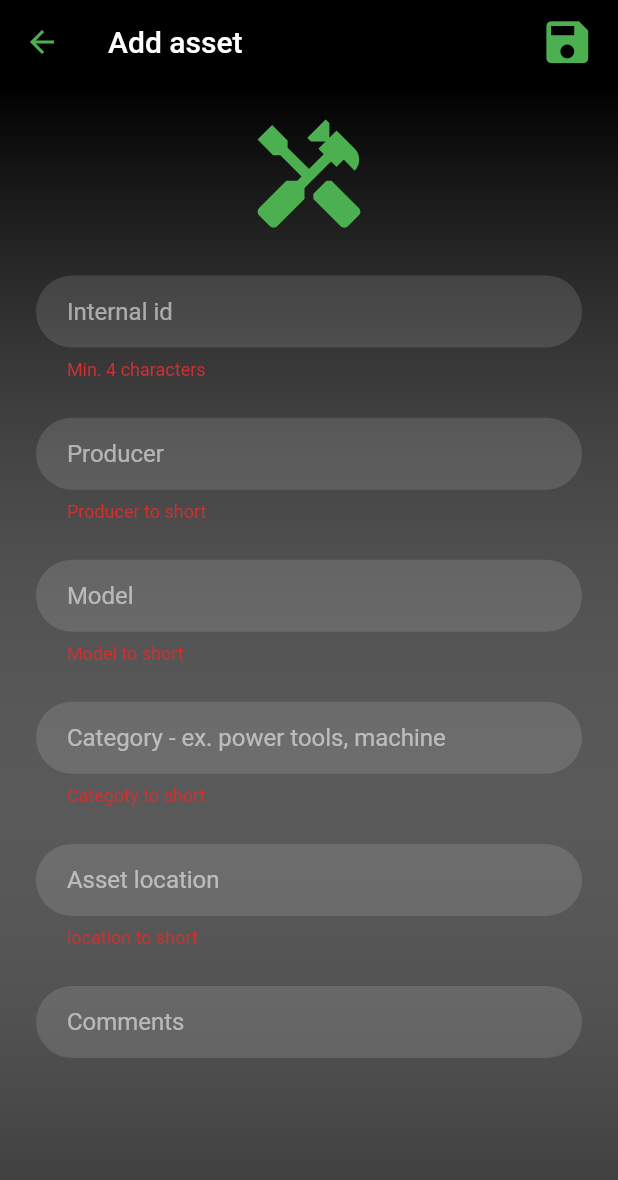
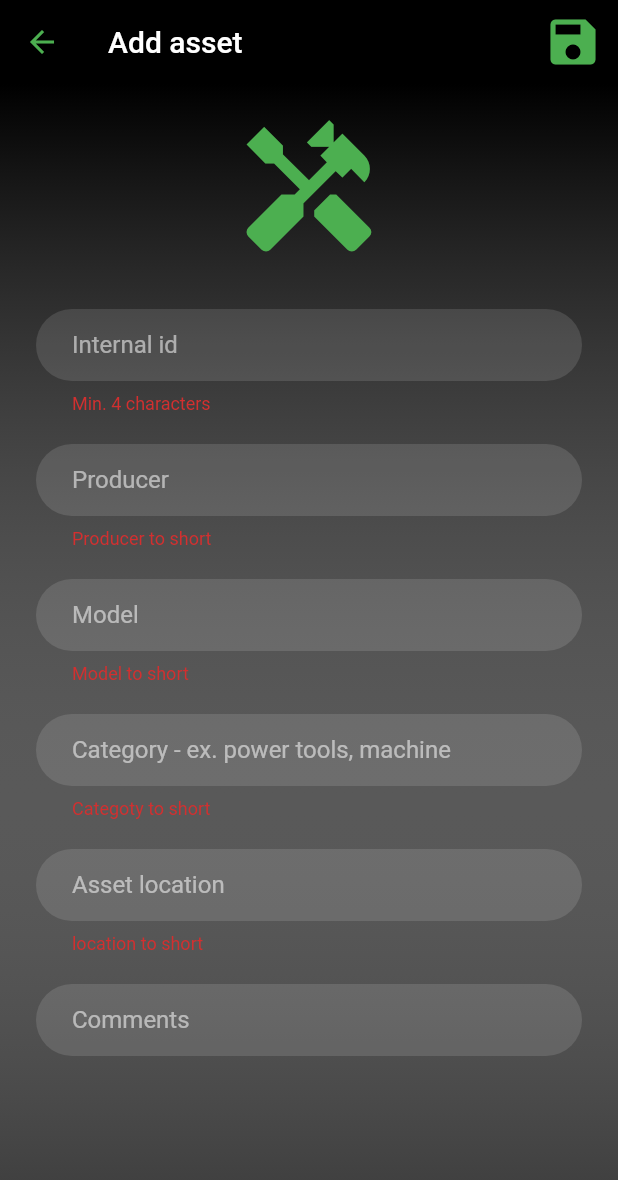
Before and after one commit to s17476/under_control_flutter, a Flutter app: the AddEquipmentScreen screen opened by its route, after a tap on the "save" icon, on a phone screen of 412 x 824 dp. Shown: the top 1180 px of the screen. Run offline on Flutter 3.47's test engine with Material 2 defaults, Android fonts, the phone set to English and light mode, and no system bars; our stand-ins replace cloud_firestore, firebase_auth, firebase_core, firebase_storage, fl_chart, image_picker and 1 more; missing offline and left inert: flutter_picker; accounts and stored records are empty.

Commit message:
ui responsivity of assets screens fixed

```diff
--- a/lib/screens/equipment/add_equipment_screen.dart
+++ b/lib/screens/equipment/add_equipment_screen.dart
@@ -1,8 +1,6 @@
 import 'package:flutter/material.dart';
 import 'package:provider/provider.dart';
-import 'package:under_control_flutter/helpers/date_calc.dart';
-import 'package:under_control_flutter/helpers/size_config.dart';
-import 'package:intl/intl.dart';
+import 'package:under_control_flutter/helpers/responsive_size.dart';
 import 'package:under_control_flutter/models/item.dart';
 import 'package:under_control_flutter/providers/item_provider.dart';
 import 'package:under_control_flutter/screens/inspection/add_inspection_screen.dart';
@@ -17,13 +15,11 @@ class AddEquipmentScreen extends StatefulWidget {
 }
 
 class _AddEquipmentScreenState extends State<AddEquipmentScreen>
-    with SingleTickerProviderStateMixin {
+    with SingleTickerProviderStateMixin, ResponsiveSize {
   final _formKey = GlobalKey<FormState>();
 
   DateTime? _lastInspection;
   DateTime? _nextInspection;
-  String _statusString = 'OK';
-  String _inspectionInterval = '1 year';
   String _internalId = '';
   String _producer = '';
   String _model = '';
@@ -32,7 +28,7 @@ class _AddEquipmentScreenState extends State<AddEquipmentScreen>
   String _comments = '';
 
   // add new asset
-  Future<Item?> _addNewEquipment() async {
+  Future<void> _addNewEquipment() async {
     if (_formKey.currentState != null) {
       // validate user input
       final isValid = _formKey.currentState!.validate();
@@ -40,20 +36,10 @@ class _AddEquipmentScreenState extends State<AddEquipmentScreen>
 
       // if user is valid
       if (isValid) {
-        // set inspection status
-        int statusValue;
-        if (_statusString == 'OK') {
-          statusValue = InspectionStatus.ok.index;
-        } else if (_statusString == 'Needs attention') {
-          statusValue = InspectionStatus.needsAttention.index;
-        } else {
-          statusValue = InspectionStatus.failed.index;
-        }
         _formKey.currentState!.save();
 
         // set inspections interval
-        _nextInspection =
-            DateCalc.getNextDate(_lastInspection!, _inspectionInterval);
+        _nextInspection = _lastInspection!;
 
         // create new asset
         Item item = Item(
@@ -65,8 +51,8 @@ class _AddEquipmentScreenState extends State<AddEquipmentScreen>
           comments: _comments,
           lastInspection: _lastInspection!,
           nextInspection: _nextInspection!,
-          interval: _inspectionInterval,
-          inspectionStatus: statusValue,
+          interval: '',
+          inspectionStatus: 0,
         );
 
         // try to add data to DB and close current screen
@@ -110,19 +96,19 @@ class _AddEquipmentScreenState extends State<AddEquipmentScreen>
         actions: [
           IconButton(
               onPressed: _addNewEquipment,
-              icon: Icon(
+              icon: const Icon(
                 Icons.save,
-                size: SizeConfig.blockSizeHorizontal * 9,
+                size: 40,
               )),
-          SizedBox(
-            width: SizeConfig.blockSizeHorizontal * 3,
+          const SizedBox(
+            width: 10,
           ),
         ],
       ),
       // background
       body: Container(
-        width: SizeConfig.blockSizeHorizontal * 100,
-        height: SizeConfig.blockSizeVertical * 110,
+        width: responsiveSizePct(small: 100),
+        height: responsiveSizeVerticalPct(small: 110),
         decoration: const BoxDecoration(
           gradient: LinearGradient(
             begin: Alignment.topCenter,
@@ -136,9 +122,9 @@ class _AddEquipmentScreenState extends State<AddEquipmentScreen>
         child: SingleChildScrollView(
           child: AnimatedPadding(
             padding: EdgeInsets.only(
-              left: 24,
-              right: 24,
-              top: SizeConfig.blockSizeHorizontal * 5,
+              left: responsiveSizePx(small: 24, medium: 60),
+              right: responsiveSizePx(small: 24, medium: 60),
+              top: responsiveSizePx(small: 20, medium: 50),
             ),
             duration: const Duration(milliseconds: 400),
             curve: Curves.easeInOut,
@@ -151,11 +137,11 @@ class _AddEquipmentScreenState extends State<AddEquipmentScreen>
                     children: [
                       Icon(
                         Icons.handyman,
-                        size: SizeConfig.blockSizeHorizontal * 20,
+                        size: responsiveSizePx(small: 100, medium: 150),
                         color: Theme.of(context).primaryColor,
                       ),
                       SizedBox(
-                        height: SizeConfig.blockSizeVertical * 3,
+                        height: responsiveSizePx(small: 30, medium: 50),
                       ),
                       // internal id
                       TextFormField(
@@ -163,9 +149,9 @@ class _AddEquipmentScreenState extends State<AddEquipmentScreen>
                         keyboardType: TextInputType.name,
                         textInputAction: TextInputAction.next,
                         decoration: InputDecoration(
-                          contentPadding: EdgeInsets.symmetric(
-                            vertical: SizeConfig.blockSizeHorizontal * 1,
-                            horizontal: SizeConfig.blockSizeHorizontal * 5,
+                          contentPadding: const EdgeInsets.symmetric(
+                            vertical: 4,
+                            horizontal: 24,
                           ),
                           border: OutlineInputBorder(
                             borderRadius: BorderRadius.circular(30),
@@ -186,7 +172,7 @@ class _AddEquipmentScreenState extends State<AddEquipmentScreen>
                         },
                       ),
                       SizedBox(
-                        height: SizeConfig.blockSizeVertical * 3,
+                        height: responsiveSizePx(small: 20, medium: 40),
                       ),
                       // producer
                       TextFormField(
@@ -194,9 +180,9 @@ class _AddEquipmentScreenState extends State<AddEquipmentScreen>
                         keyboardType: TextInputType.name,
                         textInputAction: TextInputAction.next,
                         decoration: InputDecoration(
-                          contentPadding: EdgeInsets.symmetric(
-                            vertical: SizeConfig.blockSizeHorizontal * 1,
-                            horizontal: SizeConfig.blockSizeHorizontal * 5,
+                          contentPadding: const EdgeInsets.symmetric(
+                            vertical: 4,
+                            horizontal: 24,
                           ),
                           border: OutlineInputBorder(
                             borderRadius: BorderRadius.circular(30),
@@ -217,7 +203,7 @@ class _AddEquipmentScreenState extends State<AddEquipmentScreen>
                         },
                       ),
                       SizedBox(
-                        height: SizeConfig.blockSizeVertical * 3,
+                        height: responsiveSizePx(small: 20, medium: 40),
                       ),
                       // model
                       TextFormField(
@@ -225,9 +211,9 @@ class _AddEquipmentScreenState extends State<AddEquipmentScreen>
                         keyboardType: TextInputType.name,
                         textInputAction: TextInputAction.next,
                         decoration: InputDecoration(
-                          contentPadding: EdgeInsets.symmetric(
-                            vertical: SizeConfig.blockSizeHorizontal * 1,
-                            horizontal: SizeConfig.blockSizeHorizontal * 5,
+                          contentPadding: const EdgeInsets.symmetric(
+                            vertical: 4,
+                            horizontal: 24,
                           ),
                           border: OutlineInputBorder(
                             borderRadius: BorderRadius.circular(30),
@@ -248,7 +234,7 @@ class _AddEquipmentScreenState extends State<AddEquipmentScreen>
                         },
                       ),
                       SizedBox(
-                        height: SizeConfig.blockSizeVertical * 3,
+                        height: responsiveSizePx(small: 20, medium: 40),
                       ),
                       //catergory
                       TextFormField(
@@ -256,9 +242,9 @@ class _AddEquipmentScreenState extends State<AddEquipmentScreen>
                         keyboardType: TextInputType.name,
                         textInputAction: TextInputAction.next,
                         decoration: InputDecoration(
-                          contentPadding: EdgeInsets.symmetric(
-                            vertical: SizeConfig.blockSizeHorizontal * 1,
-                            horizontal: SizeConfig.blockSizeHorizontal * 5,
+                          contentPadding: const EdgeInsets.symmetric(
+                            vertical: 4,
+                            horizontal: 24,
                           ),
                           border: OutlineInputBorder(
                             borderRadius: BorderRadius.circular(30),
@@ -279,7 +265,7 @@ class _AddEquipmentScreenState extends State<AddEquipmentScreen>
                         },
                       ),
                       SizedBox(
-                        height: SizeConfig.blockSizeVertical * 3,
+                        height: responsiveSizePx(small: 20, medium: 40),
                       ),
                       //location
                       TextFormField(
@@ -287,9 +273,9 @@ class _AddEquipmentScreenState extends State<AddEquipmentScreen>
                         keyboardType: TextInputType.name,
                         textInputAction: TextInputAction.next,
                         decoration: InputDecoration(
-                          contentPadding: EdgeInsets.symmetric(
-                            vertical: SizeConfig.blockSizeHorizontal * 1,
-                            horizontal: SizeConfig.blockSizeHorizontal * 5,
+                          contentPadding: const EdgeInsets.symmetric(
+                            vertical: 4,
+                            horizontal: 24,
                           ),
                           border: OutlineInputBorder(
                             borderRadius: BorderRadius.circular(30),
@@ -310,7 +296,7 @@ class _AddEquipmentScreenState extends State<AddEquipmentScreen>
                         },
                       ),
                       SizedBox(
-                        height: SizeConfig.blockSizeVertical * 3,
+                        height: responsiveSizePx(small: 20, medium: 40),
                       ),
                       // comments
                       TextFormField(
@@ -320,9 +306,9 @@ class _AddEquipmentScreenState extends State<AddEquipmentScreen>
                         keyboardType: TextInputType.multiline,
                         // textInputAction: TextInputAction.next,
                         decoration: InputDecoration(
-                          contentPadding: EdgeInsets.symmetric(
-                            vertical: SizeConfig.blockSizeHorizontal * 1,
-                            horizontal: SizeConfig.blockSizeHorizontal * 5,
+                          contentPadding: const EdgeInsets.symmetric(
+                            vertical: 4,
+                            horizontal: 24,
                           ),
                           border: OutlineInputBorder(
                             borderRadius: BorderRadius.circular(30),
@@ -340,13 +326,13 @@ class _AddEquipmentScreenState extends State<AddEquipmentScreen>
                         },
                       ),
                       SizedBox(
-                        height: SizeConfig.blockSizeVertical * 1,
+                        height: responsiveSizePx(small: 20, medium: 40),
                       ),
                     ],
                   ),
                 ),
                 SizedBox(
-                  height: SizeConfig.blockSizeVertical * 0.5,
+                  height: responsiveSizePx(small: 20, medium: 40),
                 ),
               ],
             ),
--- a/lib/widgets/overview/time_bar_chart.dart
+++ b/lib/widgets/overview/time_bar_chart.dart
@@ -1,22 +1,24 @@
 import 'package:flutter/material.dart';
 import 'package:provider/provider.dart';
+import 'package:under_control_flutter/helpers/responsive_size.dart';
 import 'package:under_control_flutter/helpers/size_config.dart';
 import 'package:under_control_flutter/models/item.dart';
 import 'package:under_control_flutter/providers/item_provider.dart';
 
-class TimeBarChart extends StatelessWidget {
+class TimeBarChart extends StatelessWidget with ResponsiveSize {
   const TimeBarChart({Key? key, required this.assetsTime}) : super(key: key);
 
   final Map<String, int> assetsTime;
 
   @override
   Widget build(BuildContext context) {
+    SizeConfig.init(context);
     Map<String, int> sortedMap = {};
 
     sortedMap.addEntries(assetsTime.entries.toList()
       ..sort((a, b) => (b.value).compareTo(a.value)));
 
-    final double chartWidthBlock = (SizeConfig.blockSizeHorizontal * 65) /
+    final double chartWidthBlock = responsiveSizePct(small: 60, medium: 80) /
         sortedMap[sortedMap.keys.toList()[0]]!;
 
     return Padding(
```
Also changed, not shown: lib/screens/equipment/equipment_details_screen.dart (+29 -23 lines), lib/screens/equipment/equipment_screen.dart (+10 -2 lines), lib/screens/inspection/add_inspection_screen.dart (+34 -38 lines), lib/screens/overview_screen.dart (+14 -12 lines), lib/widgets/inspection/inspections_list.dart (+9 -5 lines), lib/widgets/overview/costs_bar_chart.dart (+6 -3 lines), lib/widgets/start/status_icon.dart (+16 -12 lines), lib/widgets/task/connected_tasks.dart (+16 -6 lines), lib/widgets/task/task_list_item.dart (+28 -19 lines), lib/widgets/task/tasks_list.dart (+17 -15 lines).
